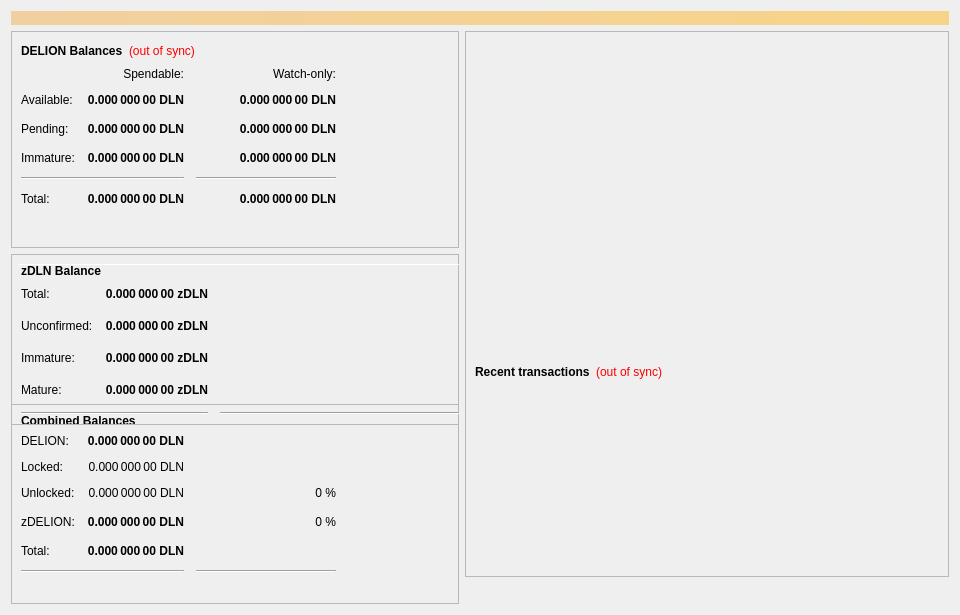
This is src/qt/forms/overviewpage.ui in revivalist777/milleniumclub as Qt 5 draws it before an edit. The edited form follows.
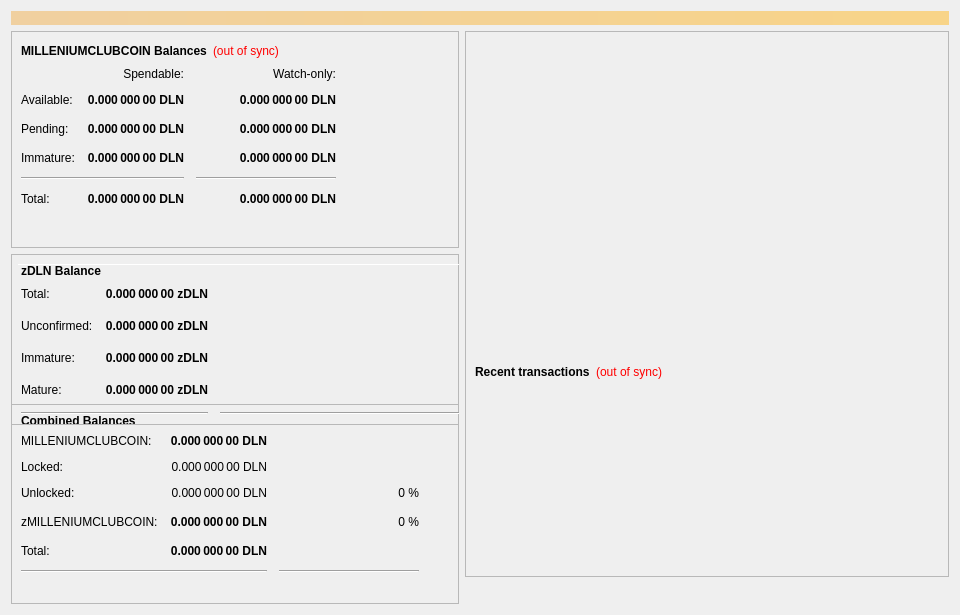
This is the edited form.

Commit message: replace delion with milleniumclubcoin

```diff
--- a/src/qt/forms/overviewpage.ui
+++ b/src/qt/forms/overviewpage.ui
@@ -60,7 +60,7 @@
                </font>
               </property>
               <property name="text">
-               <string>DELION Balances</string>
+               <string>MILLENIUMCLUBCOIN Balances</string>
               </property>
              </widget>
             </item>
@@ -1021,7 +1021,7 @@
              <item row="1" column="0">
               <widget class="QLabel" name="labelBalanceTextz">
                <property name="text">
-                <string>DELION:</string>
+                <string>MILLENIUMCLUBCOIN:</string>
                </property>
               </widget>
              </item>
@@ -1056,7 +1056,7 @@
                 <string/>
                </property>
                <property name="text">
-                <string>zDELION:</string>
+                <string>zMILLENIUMCLUBCOIN:</string>
                </property>
               </widget>
              </item>
```
Left out of the diff: 8 changed lines with no effect on the pictures. The commit also changes 304 other files.
